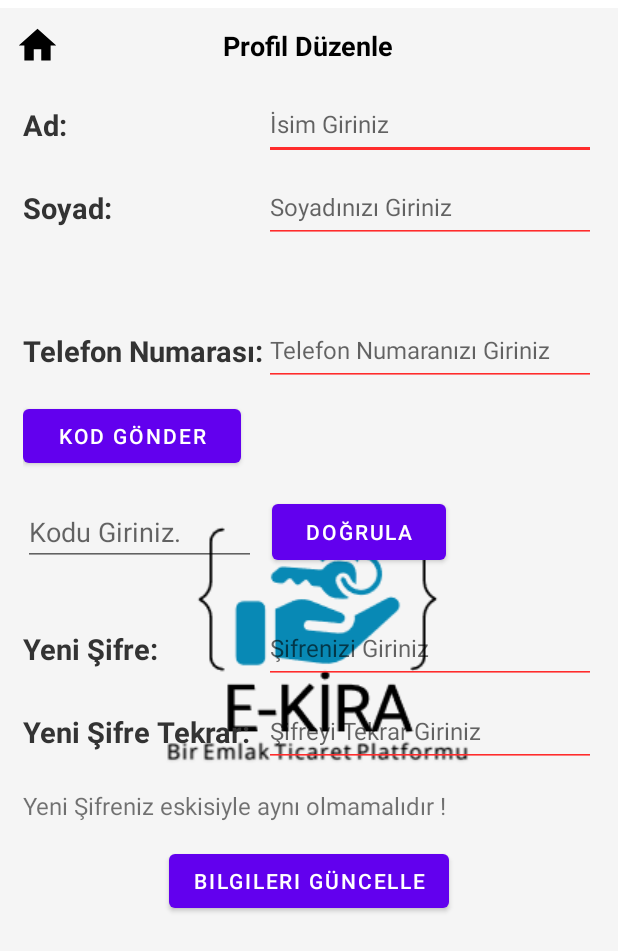
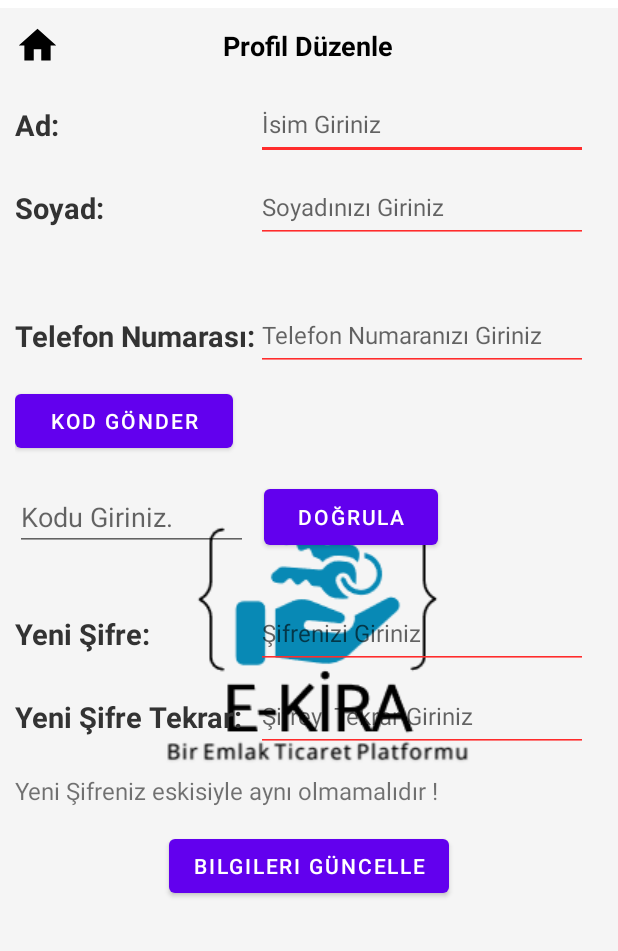
Before and after one commit to yusufaltunoymak/E-Kira, an Android app: the fragment ProfilDuzenleFragment shown on its own in the app's theme, on a phone screen of 412 x 824 dp. Shown: the top 951 px of the screen. Run offline under Robolectric (Android 15) with nearby library versions, the phone set to English and light mode, and no system bars; network calls fail.

Commit message:
profilchange3

```diff
--- a/app/build.gradle
+++ b/app/build.gradle
@@ -57,6 +57,8 @@ dependencies {
     implementation 'com.google.firebase:firebase-firestore-ktx'
     implementation 'com.google.firebase:firebase-storage-ktx'
     implementation 'com.google.firebase:firebase-database-ktx:20.0.4'
+    implementation 'androidx.lifecycle:lifecycle-livedata-ktx:2.5.1'
+    implementation 'androidx.lifecycle:lifecycle-viewmodel-ktx:2.5.1'
     testImplementation 'junit:junit:4.13.2'
     androidTestImplementation 'androidx.test.ext:junit:1.1.5'
     androidTestImplementation 'androidx.test.espresso:espresso-core:3.5.1'
--- a/app/src/main/java/com/example/splash/MainActivity.kt
+++ b/app/src/main/java/com/example/splash/MainActivity.kt
@@ -40,6 +40,8 @@ class MainActivity : AppCompatActivity() {
             }
         }
     }
+
+
     fun geriDon(view : View) {
         val gecis = ilanDetayFragmentDirections.ilantomain("dfsf")
         Navigation.findNavController(view).navigate(gecis)
--- a/app/src/main/res/layout/fragment_profil_duzenle.xml
+++ b/app/src/main/res/layout/fragment_profil_duzenle.xml
@@ -42,10 +42,10 @@
 
     <TableLayout
         android:id="@+id/tableLayout"
-        android:layout_width="match_parent"
+        android:layout_width="wrap_content"
         android:layout_height="wrap_content"
-        android:layout_marginStart="15dp"
-        android:layout_marginRight="15dp"
+        android:layout_marginStart="10dp"
+        android:layout_marginEnd="10dp"
         app:layout_constraintEnd_toEndOf="parent"
         app:layout_constraintHorizontal_bias="0.0"
         app:layout_constraintStart_toStartOf="parent"
@@ -111,11 +111,6 @@
                 android:minHeight="48dp"
                 android:textSize="16sp" />
         </TableRow>
-
-        <TableRow
-            android:layout_width="match_parent"
-            android:layout_height="match_parent"
-            android:layout_marginTop="10dp" />
 
         <TableRow
             android:layout_width="wrap_content"
@@ -258,7 +253,7 @@
         android:id="@+id/textView9"
         android:layout_width="wrap_content"
         android:layout_height="wrap_content"
-        android:layout_marginLeft="15dp"
+        android:layout_marginLeft="10dp"
         android:layout_marginTop="5dp"
         android:text="Yeni Şifreniz eskisiyle aynı olmamalıdır !"
         android:textSize="16sp" />
```
Also changed, not shown: app/src/main/AndroidManifest.xml (+11 -4 lines), app/src/main/java/com/example/splash/ProfilDuzenleFragment.kt (+7 -7 lines), app/src/main/java/com/example/splash/ProfileFragment.kt (+20 -1 lines), app/src/main/res/layout/fragment_profile.xml (+6 -8 lines), app/src/main/res/navigation/nav_main.xml (+14 -1 lines).
